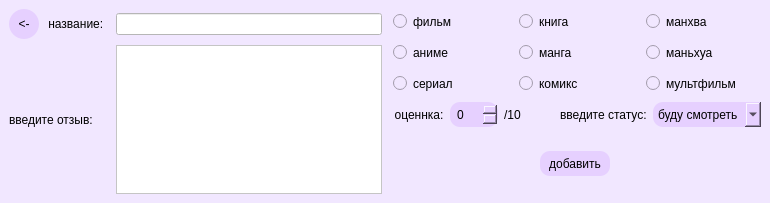
This is a2.ui in bogap/kittenlog as Qt 5 draws it before an edit. The edited form follows.
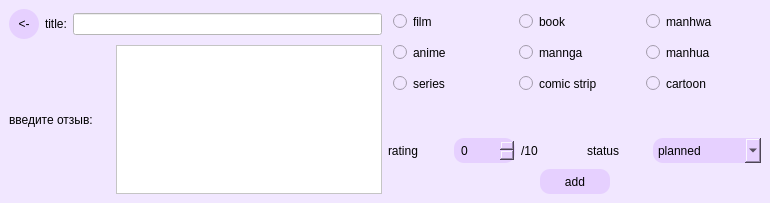
This is the edited form.

Commit message:
fixed bugs deleted tabs window
Took 1 hour 51 minutes

What changed in the file:
```diff
--- a/a2.ui
+++ b/a2.ui
@@ -46,7 +46,7 @@
           <item>
            <widget class="QLabel" name="label_3">
             <property name="text">
-             <string> название:  </string>
+             <string>title:</string>
             </property>
            </widget>
           </item>
@@ -60,20 +60,7 @@
          </layout>
         </item>
         <item>
-         <spacer name="verticalSpacer_3">
-          <property name="orientation">
-           <enum>Qt::Vertical</enum>
-          </property>
-          <property name="sizeHint" stdset="0">
-           <size>
-            <width>20</width>
-            <height>40</height>
-           </size>
-          </property>
-         </spacer>
-        </item>
-        <item>
-         <layout class="QHBoxLayout" name="horizontalLayout_4">
+         <layout class="QHBoxLayout" name="horizontal_layout_comment">
           <item>
            <widget class="QLabel" name="label_4">
             <property name="text">
@@ -111,7 +98,7 @@
 }</string>
             </property>
             <property name="text">
-             <string>книга</string>
+             <string>book</string>
             </property>
            </widget>
           </item>
@@ -130,7 +117,7 @@
 }</string>
             </property>
             <property name="text">
-             <string>фильм</string>
+             <string>film</string>
             </property>
            </widget>
           </item>
@@ -149,7 +136,7 @@
 }</string>
             </property>
             <property name="text">
-             <string>комикс</string>
+             <string>comic strip</string>
             </property>
            </widget>
           </item>
@@ -168,7 +155,7 @@
 }</string>
             </property>
             <property name="text">
-             <string>мультфильм</string>
+             <string>cartoon</string>
             </property>
            </widget>
           </item>
@@ -187,7 +174,7 @@
 }</string>
             </property>
             <property name="text">
-             <string>аниме</string>
+             <string>anime</string>
             </property>
            </widget>
           </item>
@@ -206,7 +193,7 @@
 }</string>
             </property>
             <property name="text">
-             <string>маньхуа</string>
+             <string>manhua</string>
             </property>
            </widget>
           </item>
@@ -225,7 +212,7 @@
 }</string>
             </property>
             <property name="text">
-             <string>сериал</string>
+             <string>series</string>
             </property>
            </widget>
           </item>
@@ -244,7 +231,7 @@
 }</string>
             </property>
             <property name="text">
-             <string>манхва</string>
+             <string>manhwa</string>
             </property>
            </widget>
           </item>
@@ -263,7 +250,7 @@
 }</string>
             </property>
             <property name="text">
-             <string>манга</string>
+             <string>mannga</string>
             </property>
            </widget>
           </item>
@@ -287,7 +274,7 @@
           <item>
            <widget class="QLabel" name="label">
             <property name="text">
-             <string>  оценнка:</string>
+             <string>rating</string>
             </property>
            </widget>
           </item>
@@ -317,7 +304,7 @@
           <item>
            <widget class="QLabel" name="label_5">
             <property name="text">
-             <string>введите статус:</string>
+             <string>status</string>
             </property>
            </widget>
           </item>
@@ -340,7 +327,7 @@
             </property>
             <item>
              <property name="text">
-              <string>буду смотреть</string>
+              <string>planned</string>
              </property>
             </item>
             <item>
@@ -373,35 +360,9 @@
          </layout>
         </item>
         <item>
-         <spacer name="verticalSpacer_4">
-          <property name="orientation">
-           <enum>Qt::Vertical</enum>
-          </property>
-          <property name="sizeHint" stdset="0">
-           <size>
-            <width>20</width>
-            <height>40</height>
-           </size>
-          </property>
-         </spacer>
-        </item>
-        <item>
-         <layout class="QVBoxLayout" name="verticalLayout">
+         <layout class="QVBoxLayout" name="vertical_layout_add">
           <item>
-           <spacer name="verticalSpacer">
-            <property name="orientation">
-             <enum>Qt::Vertical</enum>
-            </property>
-            <property name="sizeHint" stdset="0">
-             <size>
-              <width>20</width>
-              <height>40</height>
-             </size>
-            </property>
-           </spacer>
-          </item>
-          <item>
-           <layout class="QHBoxLayout" name="horizontalLayout_2">
+           <layout class="QHBoxLayout" name="horizontal_layout_add">
             <item>
              <spacer name="horizontalSpacer">
               <property name="orientation">
@@ -416,7 +377,7 @@
              </spacer>
             </item>
             <item>
-             <widget class="QPushButton" name="btnadd">
+             <widget class="QPushButton" name="button_add">
               <property name="styleSheet">
                <string notr="true">QPushButton{
 	background-color: rgb(230, 208, 255);
@@ -430,7 +391,7 @@
 }</string>
               </property>
               <property name="text">
-               <string>добавить</string>
+               <string>add</string>
               </property>
              </widget>
             </item>
@@ -449,19 +410,6 @@
             </item>
            </layout>
           </item>
-          <item>
-           <spacer name="verticalSpacer_2">
-            <property name="orientation">
-             <enum>Qt::Vertical</enum>
-            </property>
-            <property name="sizeHint" stdset="0">
-             <size>
-              <width>20</width>
-              <height>40</height>
-             </size>
-            </property>
-           </spacer>
-          </item>
          </layout>
         </item>
        </layout>
```
Left out of the diff: 51 changed lines with no effect on the pictures. The commit also changes 3 other files.
